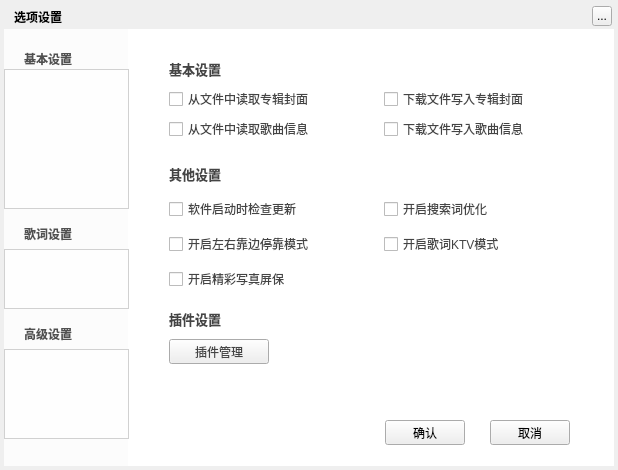
Before: the Qt Designer form TTKModule/TTKWidget/musicUiKits/musicWidgetKits/musicsettingwidget.ui in Greedysky/TTKMusicPlayer, drawn with Qt 5.
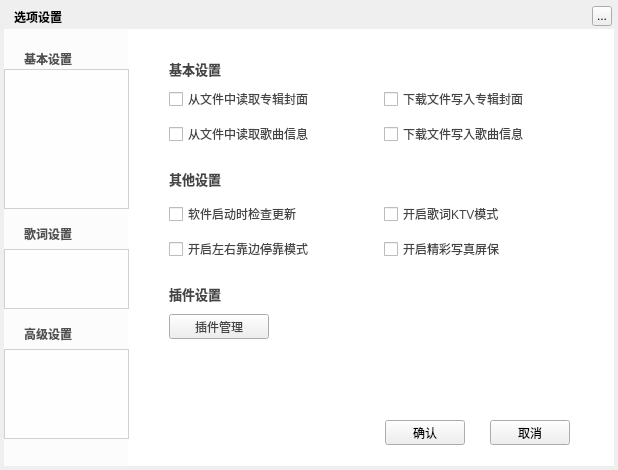
After: the same form once the commit is applied. The open tabs and pages were chosen to show the change. Custom widgets are drawn as their Qt base class.

Commit message: refactor: Optimized window setting module[139013]

```diff
--- a/TTKModule/TTKWidget/musicUiKits/musicWidgetKits/musicsettingwidget.ui
+++ b/TTKModule/TTKWidget/musicUiKits/musicWidgetKits/musicsettingwidget.ui
@@ -1183,7 +1183,7 @@
      <property name="geometry">
       <rect>
        <x>25</x>
-       <y>160</y>
+       <y>165</y>
        <width>210</width>
        <height>20</height>
       </rect>
@@ -1196,7 +1196,7 @@
      <property name="geometry">
       <rect>
        <x>25</x>
-       <y>195</y>
+       <y>200</y>
        <width>210</width>
        <height>20</height>
       </rect>
@@ -1222,7 +1222,7 @@
      <property name="geometry">
       <rect>
        <x>25</x>
-       <y>80</y>
+       <y>85</y>
        <width>210</width>
        <height>20</height>
       </rect>
@@ -1235,7 +1235,7 @@
      <property name="geometry">
       <rect>
        <x>25</x>
-       <y>125</y>
+       <y>130</y>
        <width>415</width>
        <height>20</height>
       </rect>
@@ -1249,24 +1249,11 @@
       <string>其他设置</string>
      </property>
     </widget>
-    <widget class="QCheckBox" name="otherSearchCheckBox">
-     <property name="geometry">
-      <rect>
-       <x>240</x>
-       <y>160</y>
-       <width>200</width>
-       <height>20</height>
-      </rect>
-     </property>
-     <property name="text">
-      <string>开启搜索词优化</string>
-     </property>
-    </widget>
     <widget class="QCheckBox" name="otherLrcKTVCheckBox">
      <property name="geometry">
       <rect>
        <x>240</x>
-       <y>195</y>
+       <y>165</y>
        <width>200</width>
        <height>20</height>
       </rect>
@@ -1292,7 +1279,7 @@
      <property name="geometry">
       <rect>
        <x>240</x>
-       <y>80</y>
+       <y>85</y>
        <width>200</width>
        <height>20</height>
       </rect>
@@ -1304,8 +1291,8 @@
     <widget class="QCheckBox" name="otherScreenSaverCheckBox">
      <property name="geometry">
       <rect>
-       <x>25</x>
-       <y>230</y>
+       <x>240</x>
+       <y>200</y>
        <width>200</width>
        <height>20</height>
       </rect>
@@ -1318,7 +1305,7 @@
      <property name="geometry">
       <rect>
        <x>25</x>
-       <y>270</y>
+       <y>245</y>
        <width>415</width>
        <height>20</height>
       </rect>
@@ -1336,7 +1323,7 @@
      <property name="geometry">
       <rect>
        <x>25</x>
-       <y>300</y>
+       <y>275</y>
        <width>100</width>
        <height>25</height>
       </rect>
```
Left out of the diff: 24 changed lines with no effect on the pictures. The commit also changes 5 other files.
